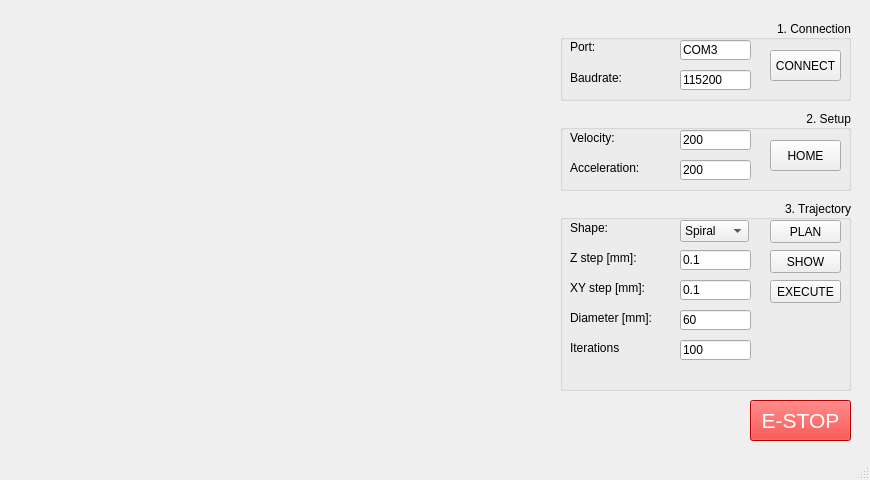
Above: main_window.ui from marszal107/dobot_spif_program before the change. Below: the same form after it.
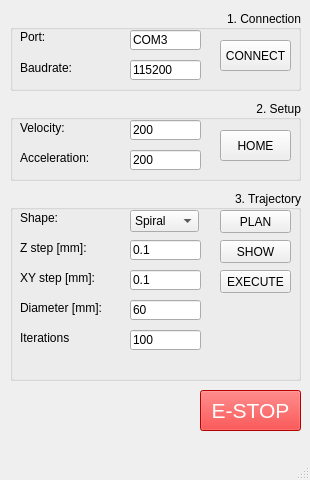
That is the form after the change.

Commit message: Removed unnecessary code

Patch:
```diff
--- a/main_window.ui
+++ b/main_window.ui
@@ -9,7 +9,7 @@
    <rect>
     <x>0</x>
     <y>0</y>
-    <width>870</width>
+    <width>310</width>
     <height>480</height>
    </rect>
   </property>
@@ -21,13 +21,13 @@
   </property>
   <property name="minimumSize">
    <size>
-    <width>870</width>
+    <width>310</width>
     <height>480</height>
    </size>
   </property>
   <property name="maximumSize">
    <size>
-    <width>870</width>
+    <width>310</width>
     <height>480</height>
    </size>
   </property>
@@ -38,8 +38,8 @@
    <widget class="QGroupBox" name="setupGroupBox">
     <property name="geometry">
      <rect>
-      <x>560</x>
-      <y>110</y>
+      <x>10</x>
+      <y>100</y>
       <width>291</width>
       <height>81</height>
      </rect>
@@ -119,8 +119,8 @@
    <widget class="QGroupBox" name="connectionGroupBox">
     <property name="geometry">
      <rect>
-      <x>560</x>
-      <y>20</y>
+      <x>10</x>
+      <y>10</y>
       <width>291</width>
       <height>81</height>
      </rect>
@@ -200,8 +200,8 @@
    <widget class="QGroupBox" name="trajectoryGroupBox">
     <property name="geometry">
      <rect>
-      <x>560</x>
-      <y>200</y>
+      <x>10</x>
+      <y>190</y>
       <width>291</width>
       <height>191</height>
      </rect>
@@ -400,8 +400,8 @@
    <widget class="QPushButton" name="estop_button">
     <property name="geometry">
      <rect>
-      <x>750</x>
-      <y>400</y>
+      <x>200</x>
+      <y>390</y>
       <width>101</width>
       <height>41</height>
      </rect>
```
The commit also changes 2 other files.
